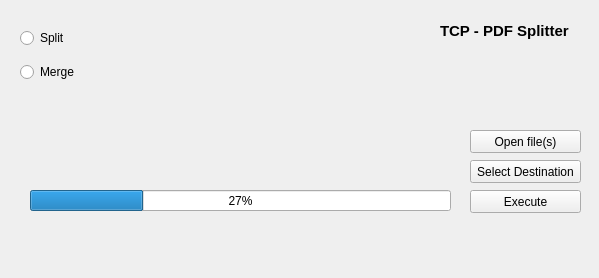
First picture: the form in src/raw/pdf_spliter_proj.ui, repository JonasFiechter/pdf_splitter, before the edit.
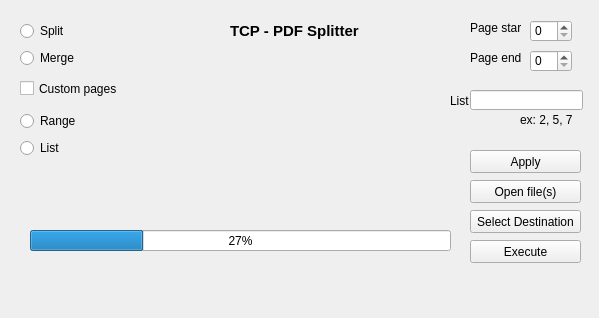
Second picture: the form after the edit.

Commit message: added new buttons and logic

```diff
--- a/src/raw/pdf_spliter_proj.ui
+++ b/src/raw/pdf_spliter_proj.ui
@@ -7,7 +7,7 @@
     <x>0</x>
     <y>0</y>
     <width>599</width>
-    <height>278</height>
+    <height>318</height>
    </rect>
   </property>
   <property name="windowTitle">
@@ -18,7 +18,7 @@
     <property name="geometry">
      <rect>
       <x>470</x>
-      <y>190</y>
+      <y>240</y>
       <width>111</width>
       <height>23</height>
      </rect>
@@ -33,7 +33,7 @@
       <x>20</x>
       <y>20</y>
       <width>101</width>
-      <height>71</height>
+      <height>51</height>
      </rect>
     </property>
     <layout class="QVBoxLayout" name="verticalLayout">
@@ -57,7 +57,7 @@
     <property name="geometry">
      <rect>
       <x>470</x>
-      <y>130</y>
+      <y>180</y>
       <width>111</width>
       <height>23</height>
      </rect>
@@ -70,7 +70,7 @@
     <property name="geometry">
      <rect>
       <x>30</x>
-      <y>190</y>
+      <y>230</y>
       <width>421</width>
       <height>21</height>
      </rect>
@@ -83,7 +83,7 @@
     <property name="geometry">
      <rect>
       <x>30</x>
-      <y>140</y>
+      <y>180</y>
       <width>341</width>
       <height>31</height>
      </rect>
@@ -100,7 +100,7 @@
    <widget class="QLabel" name="label">
     <property name="geometry">
      <rect>
-      <x>440</x>
+      <x>230</x>
       <y>10</y>
       <width>141</width>
       <height>41</height>
@@ -123,7 +123,7 @@
     <property name="geometry">
      <rect>
       <x>470</x>
-      <y>160</y>
+      <y>210</y>
       <width>111</width>
       <height>23</height>
      </rect>
@@ -136,7 +136,7 @@
     <property name="geometry">
      <rect>
       <x>20</x>
-      <y>230</y>
+      <y>270</y>
       <width>551</width>
       <height>21</height>
      </rect>
@@ -145,6 +145,146 @@
      <string/>
     </property>
    </widget>
+   <widget class="QSpinBox" name="starting_page">
+    <property name="geometry">
+     <rect>
+      <x>530</x>
+      <y>20</y>
+      <width>42</width>
+      <height>22</height>
+     </rect>
+    </property>
+   </widget>
+   <widget class="QSpinBox" name="ending_page">
+    <property name="geometry">
+     <rect>
+      <x>530</x>
+      <y>50</y>
+      <width>42</width>
+      <height>22</height>
+     </rect>
+    </property>
+   </widget>
+   <widget class="QLabel" name="label_2">
+    <property name="geometry">
+     <rect>
+      <x>470</x>
+      <y>20</y>
+      <width>51</width>
+      <height>16</height>
+     </rect>
+    </property>
+    <property name="text">
+     <string>Page start</string>
+    </property>
+   </widget>
+   <widget class="QLabel" name="label_3">
+    <property name="geometry">
+     <rect>
+      <x>470</x>
+      <y>50</y>
+      <width>51</width>
+      <height>16</height>
+     </rect>
+    </property>
+    <property name="text">
+     <string>Page end</string>
+    </property>
+   </widget>
+   <widget class="QCheckBox" name="custom_check_btn">
+    <property name="geometry">
+     <rect>
+      <x>20</x>
+      <y>80</y>
+      <width>101</width>
+      <height>17</height>
+     </rect>
+    </property>
+    <property name="text">
+     <string>Custom pages</string>
+    </property>
+   </widget>
+   <widget class="QLineEdit" name="list_entry">
+    <property name="geometry">
+     <rect>
+      <x>470</x>
+      <y>90</y>
+      <width>113</width>
+      <height>20</height>
+     </rect>
+    </property>
+   </widget>
+   <widget class="QLabel" name="label_4">
+    <property name="geometry">
+     <rect>
+      <x>520</x>
+      <y>110</y>
+      <width>61</width>
+      <height>20</height>
+     </rect>
+    </property>
+    <property name="text">
+     <string>ex: 2, 5, 7</string>
+    </property>
+   </widget>
+   <widget class="QLabel" name="label_5">
+    <property name="geometry">
+     <rect>
+      <x>450</x>
+      <y>90</y>
+      <width>31</width>
+      <height>21</height>
+     </rect>
+    </property>
+    <property name="text">
+     <string>List</string>
+    </property>
+   </widget>
+   <widget class="QPushButton" name="apply_btn">
+    <property name="geometry">
+     <rect>
+      <x>470</x>
+      <y>150</y>
+      <width>111</width>
+      <height>23</height>
+     </rect>
+    </property>
+    <property name="text">
+     <string>Apply</string>
+    </property>
+   </widget>
+   <widget class="QWidget" name="layoutWidget">
+    <property name="geometry">
+     <rect>
+      <x>20</x>
+      <y>110</y>
+      <width>101</width>
+      <height>51</height>
+     </rect>
+    </property>
+    <layout class="QVBoxLayout" name="verticalLayout_2">
+     <item>
+      <widget class="QRadioButton" name="range_radio_btn">
+       <property name="text">
+        <string>Range</string>
+       </property>
+       <attribute name="buttonGroup">
+        <string notr="true">buttonGroup</string>
+       </attribute>
+      </widget>
+     </item>
+     <item>
+      <widget class="QRadioButton" name="range_radio_btn_2">
+       <property name="text">
+        <string>List</string>
+       </property>
+       <attribute name="buttonGroup">
+        <string notr="true">buttonGroup</string>
+       </attribute>
+      </widget>
+     </item>
+    </layout>
+   </widget>
   </widget>
   <widget class="QMenuBar" name="menubar">
    <property name="geometry">
```
Left out of the diff: 3 changed lines with no effect on the pictures. The commit also changes 5 other files.
